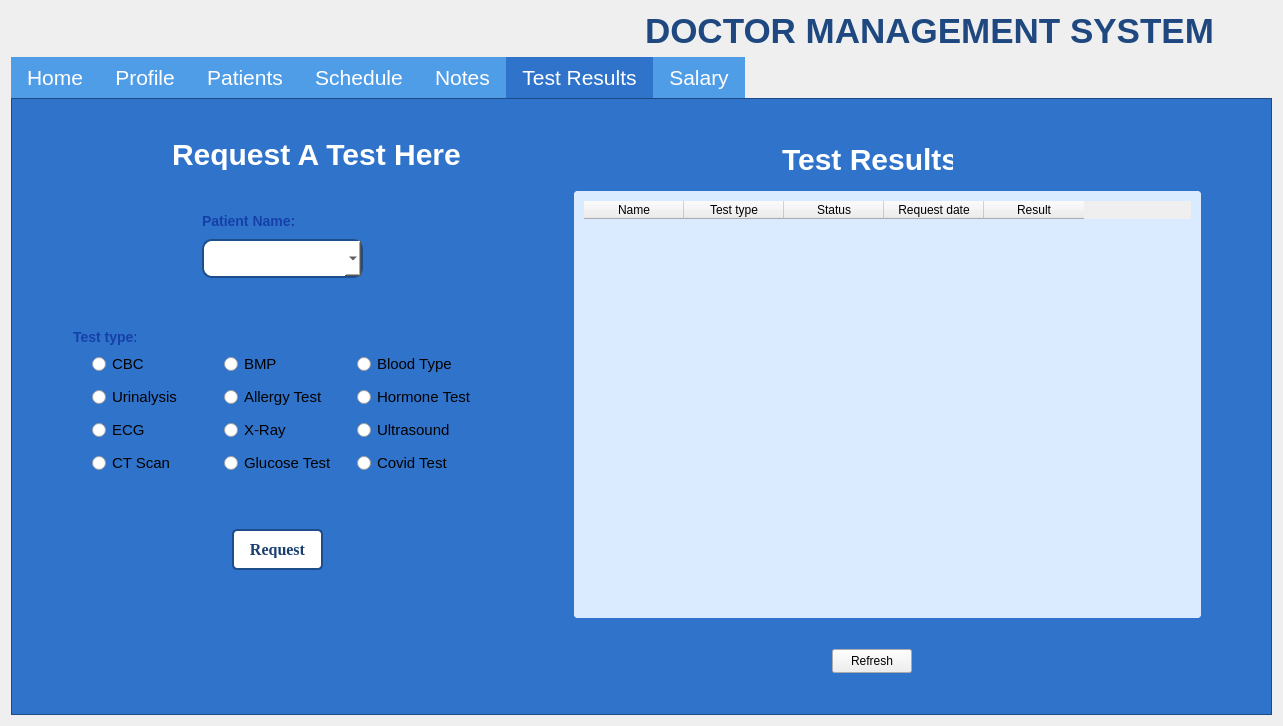
Qt form ACTUAL_PROJECTY/docwindow.ui (Ezi0567/Hospital_Management_System-QT-6.6.0) before a commit.
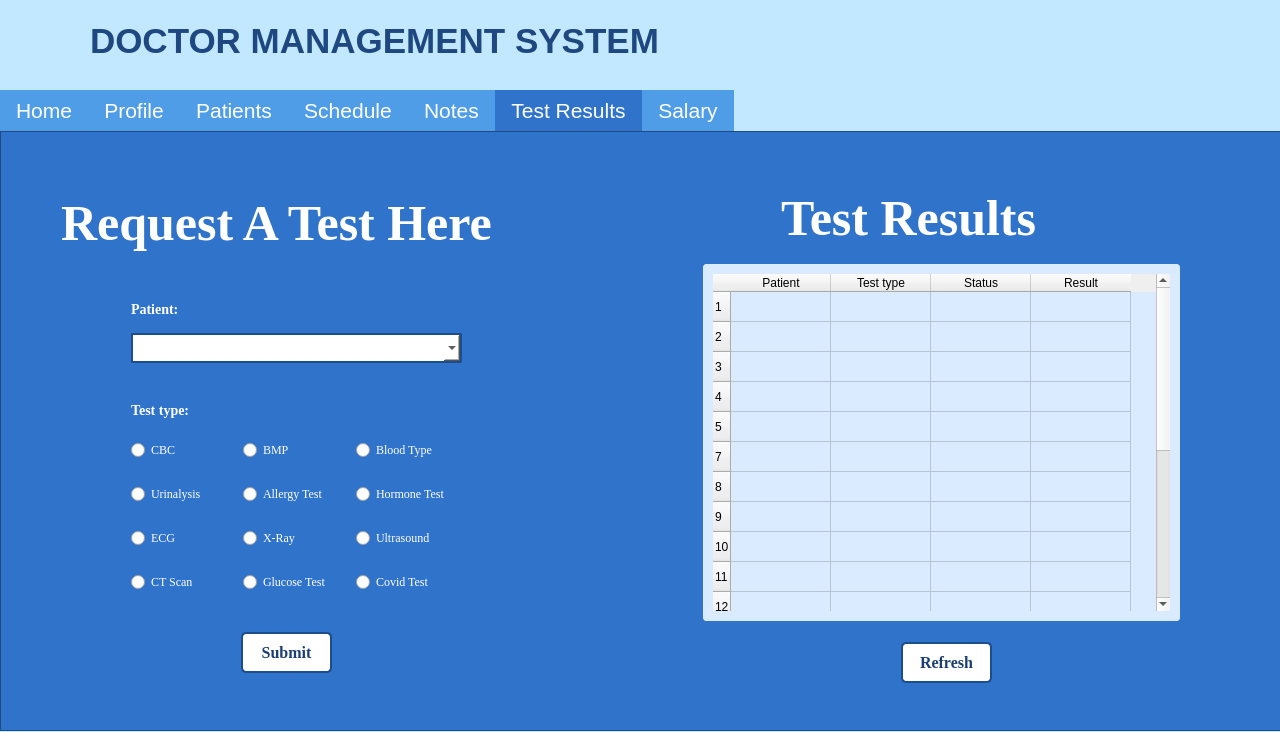
The same form after that commit. The open tabs and pages were chosen to show the change.

```diff
--- a/ACTUAL_PROJECTY/docwindow.ui
+++ b/ACTUAL_PROJECTY/docwindow.ui
@@ -6,49 +6,28 @@
    <rect>
     <x>0</x>
     <y>0</y>
-    <width>1283</width>
-    <height>726</height>
+    <width>1280</width>
+    <height>732</height>
    </rect>
   </property>
   <property name="windowTitle">
    <string>Dialog</string>
   </property>
-  <layout class="QGridLayout" name="gridLayout_3">
-   <item row="0" column="1">
-    <widget class="QLabel" name="label_2">
-     <property name="font">
-      <font>
-       <family>Segoe UI</family>
-       <pointsize>-1</pointsize>
-       <bold>true</bold>
-      </font>
-     </property>
      <property name="styleSheet">
-      <string notr="true">
-QLabel {
-    color: rgb(30, 72, 127);
-    font-size: 35px; 
-    font-weight: bold;
-    font-family: 'Segoe UI', Tahoma, Geneva, Verdana, sans-serif; 
-}
-
-QLabel:hover {
-    color: rgb(48, 115, 203);
-    text-decoration: underline; 
-}
-
-QLabel {
-    text-shadow: 2px 2px 4px rgba(0, 0, 0, 0.3); =-
+   <string notr="true">QDialog {
+  background-color: rgb(194, 232, 255);
 }
 </string>
      </property>
-     <property name="text">
-      <string>DOCTOR MANAGEMENT SYSTEM</string>
-     </property>
-    </widget>
-   </item>
-   <item row="1" column="0" colspan="2">
     <widget class="QTabWidget" name="tabWidget">
+   <property name="geometry">
+    <rect>
+     <x>0</x>
+     <y>90</y>
+     <width>1281</width>
+     <height>641</height>
+    </rect>
+   </property>
      <property name="font">
       <font>
        <family>Arial</family>
@@ -452,14 +431,57 @@
 </string>
        </property>
        <property name="text">
-        <string/>
-       </property>
-       <property name="placeholderText">
-        <string>Search</string>
-       </property>
-      </widget>
-     </widget>
-     <widget class="QWidget" name="tab_3">
+      <string>Search here...</string>
+     </property>
+    </widget>
+    <widget class="QPushButton" name="pushButton_2">
+     <property name="geometry">
+      <rect>
+       <x>570</x>
+       <y>530</y>
+       <width>91</width>
+       <height>41</height>
+      </rect>
+     </property>
+     <property name="font">
+      <font>
+       <family>Times New Roman</family>
+       <pointsize>-1</pointsize>
+       <bold>true</bold>
+      </font>
+     </property>
+     <property name="styleSheet">
+      <string notr="true">QPushButton 
+{
+background-color: rgb(255, 255, 255); 
+color: rgb(26, 63, 111); 
+border: 2px solid rgb(29, 78, 139);
+border-radius: 5px; 
+padding: 10px 10px; 
+font-size: 16px;
+font-weight: bold;
+cursor: pointer; 
+transition: background-color 0.3s ease, box-shadow 0.3s ease;
+}
+QPushButton:hover 
+{
+background-color: rgb(219, 235, 255); 
+box-shadow: 0 4px 8px rgba(0, 0, 0, 0.1); 
+}
+QPushButton:pressed 
+{
+background-color: rgb(45, 108, 190); 
+color: rgb(255, 255, 255);
+box-shadow: 0 2px 4px rgba(0, 0, 0, 0.1); 
+}
+</string>
+     </property>
+     <property name="text">
+      <string>Refresh</string>
+     </property>
+    </widget>
+   </widget>
+   <widget class="QWidget" name="Monday">
       <attribute name="title">
        <string>Schedule</string>
       </attribute>
@@ -883,10 +905,10 @@
       <widget class="QTableWidget" name="tableWidget_3">
        <property name="geometry">
         <rect>
-         <x>550</x>
-         <y>80</y>
-         <width>631</width>
-         <height>431</height>
+       <x>690</x>
+       <y>120</y>
+       <width>481</width>
+       <height>361</height>
         </rect>
        </property>
        <property name="font">
@@ -916,9 +938,104 @@
 }
 </string>
        </property>
+     <row>
+      <property name="text">
+       <string>1</string>
+      </property>
+     </row>
+     <row>
+      <property name="text">
+       <string>2</string>
+      </property>
+     </row>
+     <row>
+      <property name="text">
+       <string>3</string>
+      </property>
+     </row>
+     <row>
+      <property name="text">
+       <string>4</string>
+      </property>
+     </row>
+     <row>
+      <property name="text">
+       <string>5</string>
+      </property>
+     </row>
+     <row>
+      <property name="text">
+       <string>7</string>
+      </property>
+     </row>
+     <row>
+      <property name="text">
+       <string>8</string>
+      </property>
+     </row>
+     <row>
+      <property name="text">
+       <string>9</string>
+      </property>
+     </row>
+     <row>
+      <property name="text">
+       <string>10</string>
+      </property>
+     </row>
+     <row>
+      <property name="text">
+       <string>11</string>
+      </property>
+     </row>
+     <row>
+      <property name="text">
+       <string>12</string>
+      </property>
+     </row>
+     <row>
+      <property name="text">
+       <string>13</string>
+      </property>
+     </row>
+     <row>
+      <property name="text">
+       <string>14</string>
+      </property>
+     </row>
+     <row>
+      <property name="text">
+       <string>15</string>
+      </property>
+     </row>
+     <row>
+      <property name="text">
+       <string>16</string>
+      </property>
+     </row>
+     <row>
+      <property name="text">
+       <string>17</string>
+      </property>
+     </row>
+     <row>
+      <property name="text">
+       <string>18</string>
+      </property>
+     </row>
+     <row>
+      <property name="text">
+       <string>19</string>
+      </property>
+     </row>
+     <row>
+      <property name="text">
+       <string>20</string>
+      </property>
+     </row>
        <column>
         <property name="text">
-         <string>Name</string>
+       <string>Patient</string>
         </property>
        </column>
        <column>
@@ -931,76 +1048,32 @@
          <string>Status</string>
         </property>
        </column>
-       <column>
-        <property name="text">
-         <string>Request date</string>
-        </property>
-       </column>
        <column>
         <property name="text">
          <string>Result</string>
         </property>
        </column>
       </widget>
-      <widget class="QPushButton" name="pushButton_4">
-       <property name="geometry">
-        <rect>
-         <x>210</x>
-         <y>420</y>
-         <width>91</width>
-         <height>41</height>
-        </rect>
-       </property>
-       <property name="font">
-        <font>
-         <family>Times New Roman</family>
-         <pointsize>-1</pointsize>
-         <bold>true</bold>
-        </font>
-       </property>
-       <property name="styleSheet">
-        <string notr="true">QPushButton 
-{
-background-color: rgb(255, 255, 255); 
-color: rgb(26, 63, 111); 
-border: 2px solid rgb(29, 78, 139);
-border-radius: 5px; 
-padding: 10px 10px; 
-font-size: 16px;
-font-weight: bold;
-cursor: pointer; 
-transition: background-color 0.3s ease, box-shadow 0.3s ease;
-}
-QPushButton:hover 
-{
-background-color: rgb(219, 235, 255); 
-box-shadow: 0 4px 8px rgba(0, 0, 0, 0.1); 
-}
-QPushButton:pressed 
-{
-background-color: rgb(45, 108, 190); 
-color: rgb(255, 255, 255);
-box-shadow: 0 2px 4px rgba(0, 0, 0, 0.1); 
-}
-</string>
-       </property>
-       <property name="text">
-        <string>Request</string>
-       </property>
-      </widget>
       <widget class="QLabel" name="label_4">
        <property name="geometry">
         <rect>
-         <x>760</x>
-         <y>30</y>
-         <width>171</width>
-         <height>41</height>
-        </rect>
-       </property>
+       <x>770</x>
+       <y>50</y>
+       <width>331</width>
+       <height>51</height>
+      </rect>
+     </property>
+     <property name="font">
+      <font>
+       <family>Georgia</family>
+       <pointsize>-1</pointsize>
+       <bold>true</bold>
+      </font>
+     </property>
        <property name="styleSheet">
         <string notr="true">QLabel {
 color: rgb(255, 255, 255);
-font-size: 30px; 
+font-size: 50px; 
 font-weight: bold;
 }
 
@@ -1016,16 +1089,23 @@
       <widget class="QLabel" name="label_5">
        <property name="geometry">
         <rect>
-         <x>150</x>
-         <y>30</y>
-         <width>291</width>
-         <height>31</height>
-        </rect>
-       </property>
+       <x>50</x>
+       <y>50</y>
+       <width>541</width>
+       <height>61</height>
+      </rect>
+     </property>
+     <property name="font">
+      <font>
+       <family>Georgia</family>
+       <pointsize>-1</pointsize>
+       <bold>true</bold>
+      </font>
+     </property>
        <property name="styleSheet">
         <string notr="true">QLabel {
 color: rgb(255, 255, 255);
-font-size: 30px; 
+font-size: 50px; 
 font-weight: bold;
 }
 
@@ -1038,29 +1118,210 @@
         <string>Request A Test Here</string>
        </property>
       </widget>
+    <widget class="QPushButton" name="pushButton_4">
+     <property name="geometry">
+      <rect>
+       <x>230</x>
+       <y>490</y>
+       <width>91</width>
+       <height>41</height>
+      </rect>
+     </property>
+     <property name="font">
+      <font>
+       <family>Times New Roman</family>
+       <pointsize>-1</pointsize>
+       <bold>true</bold>
+      </font>
+     </property>
+     <property name="styleSheet">
+      <string notr="true">QPushButton 
+{
+background-color: rgb(255, 255, 255); 
+color: rgb(26, 63, 111); 
+border: 2px solid rgb(29, 78, 139);
+border-radius: 5px; 
+padding: 10px 10px; 
+font-size: 16px;
+font-weight: bold;
+cursor: pointer; 
+transition: background-color 0.3s ease, box-shadow 0.3s ease;
+}
+QPushButton:hover 
+{
+background-color: rgb(219, 235, 255); 
+box-shadow: 0 4px 8px rgba(0, 0, 0, 0.1); 
+}
+QPushButton:pressed 
+{
+background-color: rgb(45, 108, 190); 
+color: rgb(255, 255, 255);
+box-shadow: 0 2px 4px rgba(0, 0, 0, 0.1); 
+}
+</string>
+     </property>
+     <property name="text">
+      <string>Submit</string>
+     </property>
+    </widget>
+    <widget class="QPushButton" name="pushButton_7">
+     <property name="geometry">
+      <rect>
+       <x>890</x>
+       <y>500</y>
+       <width>91</width>
+       <height>41</height>
+      </rect>
+     </property>
+     <property name="font">
+      <font>
+       <family>Times New Roman</family>
+       <pointsize>-1</pointsize>
+       <bold>true</bold>
+      </font>
+     </property>
+     <property name="styleSheet">
+      <string notr="true">QPushButton 
+{
+background-color: rgb(255, 255, 255); 
+color: rgb(26, 63, 111); 
+border: 2px solid rgb(29, 78, 139);
+border-radius: 5px; 
+padding: 10px 10px; 
+font-size: 16px;
+font-weight: bold;
+cursor: pointer; 
+transition: background-color 0.3s ease, box-shadow 0.3s ease;
+}
+QPushButton:hover 
+{
+background-color: rgb(219, 235, 255); 
+box-shadow: 0 4px 8px rgba(0, 0, 0, 0.1); 
+}
+QPushButton:pressed 
+{
+background-color: rgb(45, 108, 190); 
+color: rgb(255, 255, 255);
+box-shadow: 0 2px 4px rgba(0, 0, 0, 0.1); 
+}
+</string>
+     </property>
+     <property name="text">
+      <string>Refresh</string>
+     </property>
+    </widget>
       <widget class="QWidget" name="layoutWidget">
        <property name="geometry">
         <rect>
-         <x>70</x>
-         <y>240</y>
-         <width>391</width>
-         <height>132</height>
+       <x>120</x>
+       <y>150</y>
+       <width>331</width>
+       <height>71</height>
+      </rect>
+     </property>
+     <layout class="QGridLayout" name="gridLayout">
+      <item row="0" column="0">
+       <widget class="QLabel" name="label_19">
+        <property name="font">
+         <font>
+          <family>Georgia</family>
+          <pointsize>-1</pointsize>
+          <bold>true</bold>
+         </font>
+        </property>
+        <property name="styleSheet">
+         <string notr="true">QLabel {
+color: rgb(255, 255, 255);
+font-size: 14px; 
+font-weight: bold;
+}
+
+QLabel {
+text-shadow: 2px rgb(12, 29, 52); 
+}
+</string>
+        </property>
+        <property name="text">
+         <string>Patient:</string>
+        </property>
+       </widget>
+      </item>
+      <item row="1" column="0">
+       <widget class="QComboBox" name="comboBox_3">
+        <property name="styleSheet">
+         <string notr="true">QComboBox {
+    background-color: rgb(255, 255, 255); 
+    border: 2px solid rgb(29, 78, 139); 
+    border-radius: 2px; 
+    padding: 5 px; 
+    font-size: 14 px; 
+    color: rgb(0, 0, 0); 
+}
+
+QComboBox:hover {
+    background-color:rgb(219, 235, 255); 
+}
+</string>
+        </property>
+       </widget>
+      </item>
+     </layout>
+    </widget>
+    <widget class="QLabel" name="label_18">
+     <property name="geometry">
+      <rect>
+       <x>120</x>
+       <y>260</y>
+       <width>73</width>
+       <height>16</height>
+      </rect>
+     </property>
+     <property name="font">
+      <font>
+       <family>Georgia</family>
+       <pointsize>-1</pointsize>
+       <bold>true</bold>
+      </font>
+     </property>
+     <property name="styleSheet">
+      <string notr="true">QLabel {
+color: rgb(255, 255, 255);
+font-size: 14px; 
+font-weight: bold;
+}
+
+QLabel {
+text-shadow: 2px rgb(12, 29, 52); 
+}
+</string>
+     </property>
+     <property name="text">
+      <string>Test type:</string>
+     </property>
+    </widget>
+    <widget class="QWidget" name="layoutWidget">
+     <property name="geometry">
+      <rect>
+       <x>120</x>
+       <y>280</y>
+       <width>331</width>
+       <height>191</height>
         </rect>
        </property>
        <layout class="QVBoxLayout" name="verticalLayout">
         <item>
          <layout class="QHBoxLayout" name="horizontalLayout_2">
           <item>
-           <widget class="QRadioButton" name="radioButton_10">
+         <widget class="QRadioButton" name="radioButton">
             <property name="font">
              <font>
-              <pointsize>11</pointsize>
+            <family>Georgia</family>
              </font>
             </property>
             <property name="styleSheet">
-             <string notr="true">QCheckBox::indicator {
-    width: 16px; /* Adjust the width of the checkbox */
-    height: 16px; /* Adjust the height of the checkbox */
+           <string notr="true">QRadioButton
+{
+color: rgb(255, 255, 255);
 }</string>
             </property>
             <property name="text">
@@ -1069,24 +1330,36 @@
            </widget>
           </item>
           <item>
-           <widget class="QRadioButton" name="radioButton_11">
+         <widget class="QRadioButton" name="radioButton_2">
             <property name="font">
              <font>
-              <pointsize>11</pointsize>
-             </font>
-            </property>
+            <family>Georgia</family>
+           </font>
+          </property>
+          <property name="styleSheet">
+           <string notr="true">QRadioButton
+{
+color: rgb(255, 255, 255);
+}</string>
+          </property>
             <property name="text">
              <string>BMP</string>
             </property>
            </widget>
           </item>
           <item>
-           <widget class="QRadioButton" name="radioButton_12">
+         <widget class="QRadioButton" name="radioButton_3">
             <property name="font">
              <font>
-              <pointsize>11</pointsize>
-             </font>
-            </property>
+            <family>Georgia</family>
+           </font>
+          </property>
+          <property name="styleSheet">
+           <string notr="true">QRadioButton
+{
+color: rgb(255, 255, 255);
+}</string>
+          </property>
             <property name="text">
              <string>Blood Type</string>
             </property>
@@ -1100,9 +1373,15 @@
            <widget class="QRadioButton" name="radioButton_7">
             <property name="font">
              <font>
-              <pointsize>11</pointsize>
-             </font>
-            </property>
+            <family>Georgia</family>
+           </font>
+          </property>
+          <property name="styleSheet">
+           <string notr="true">QRadioButton
+{
+color: rgb(255, 255, 255);
+}</string>
+          </property>
             <property name="text">
              <string>Urinalysis</string>
             </property>
@@ -1112,9 +1391,15 @@
            <widget class="QRadioButton" name="radioButton_8">
             <property name="font">
              <font>
-              <pointsize>11</pointsize>
-             </font>
-            </property>
+            <family>Georgia</family>
+           </font>
+          </property>
+          <property name="styleSheet">
+           <string notr="true">QRadioButton
+{
+color: rgb(255, 255, 255);
+}</string>
+          </property>
             <property name="text">
              <string>Allergy Test</string>
             </property>
@@ -1124,9 +1409,15 @@
            <widget class="QRadioButton" name="radioButton_9">
             <property name="font">
              <font>
-              <pointsize>11</pointsize>
-             </font>
-            </property>
+            <family>Georgia</family>
+           </font>
+          </property>
+          <property name="styleSheet">
+           <string notr="true">QRadioButton
+{
+color: rgb(255, 255, 255);
+}</string>
+          </property>
             <property name="text">
              <string>Hormone Test</string>
             </property>
@@ -1137,36 +1428,54 @@
         <item>
          <layout class="QHBoxLayout" name="horizontalLayout_4">
           <item>
-           <widget class="QRadioButton" name="radioButton">
+         <widget class="QRadioButton" name="radioButton_10">
             <property name="font">
              <font>
-              <pointsize>11</pointsize>
-             </font>
-            </property>
+            <family>Georgia</family>
+           </font>
+          </property>
+          <property name="styleSheet">
+           <string notr="true">QRadioButton
+{
+color: rgb(255, 255, 255);
+}</string>
+          </property>
             <property name="text">
              <string>ECG</string>
             </property>
            </widget>
           </item>
           <item>
-           <widget class="QRadioButton" name="radioButton_2">
+         <widget class="QRadioButton" name="radioButton_11">
             <property name="font">
              <font>
-              <pointsize>11</pointsize>
-             </font>
-            </property>
+            <family>Georgia</family>
+           </font>
+          </property>
+          <property name="styleSheet">
+           <string notr="true">QRadioButton
+{
+color: rgb(255, 255, 255);
+}</string>
+          </property>
             <property name="text">
              <string>X-Ray</string>
             </property>
            </widget>
           </item>
           <item>
-           <widget class="QRadioButton" name="radioButton_3">
+         <widget class="QRadioButton" name="radioButton_12">
             <property name="font">
              <font>
-              <pointsize>11</pointsize>
-             </font>
-            </property>
+            <family>Georgia</family>
+           </font>
+          </property>
+          <property name="styleSheet">
+           <string notr="true">QRadioButton
+{
+color: rgb(255, 255, 255);
+}</string>
+          </property>
             <property name="text">
              <string>Ultrasound</string>
             </property>
@@ -1180,9 +1489,15 @@
            <widget class="QRadioButton" name="radioButton_13">
             <property name="font">
              <font>
-              <pointsize>11</pointsize>
-             </font>
-            </property>
+            <family>Georgia</family>
+           </font>
+          </property>
+          <property name="styleSheet">
+           <string notr="true">QRadioButton
+{
+color: rgb(255, 255, 255);
+}</string>
+          </property>
             <property name="text">
              <string>CT Scan</string>
             </property>
@@ -1192,9 +1507,15 @@
            <widget class="QRadioButton" name="radioButton_14">
             <property name="font">
              <font>
-              <pointsize>11</pointsize>
-             </font>
-            </property>
+            <family>Georgia</family>
+           </font>
+          </property>
+          <property name="styleSheet">
+           <string notr="true">QRadioButton
+{
+color: rgb(255, 255, 255);
+}</string>
+          </property>
             <property name="text">
              <string>Glucose Test</string>
             </property>
@@ -1204,9 +1525,15 @@
            <widget class="QRadioButton" name="radioButton_15">
             <property name="font">
              <font>
-              <pointsize>11</pointsize>
-             </font>
-            </property>
+            <family>Georgia</family>
+           </font>
+          </property>
+          <property name="styleSheet">
+           <string notr="true">QRadioButton
+{
+color: rgb(255, 255, 255);
+}</string>
+          </property>
             <property name="text">
              <string>Covid Test</string>
             </property>
@@ -1216,125 +1543,6 @@
         </item>
        </layout>
       </widget>
-      <widget class="QLabel" name="label_18">
-       <property name="geometry">
-        <rect>
-         <x>51</x>
-         <y>218</y>
-         <width>63</width>
-         <height>19</height>
-        </rect>
-       </property>
-       <property name="font">
-        <font>
-         <pointsize>-1</pointsize>
-         <bold>true</bold>
-        </font>
-       </property>
-       <property name="styleSheet">
-        <string notr="true">QLabel {
-    color: rgb(20, 64, 168); /* Text color */
-    font-size: 14px; /* Font size */
- font-weight: bold;
-}
-
-
-/* Focused state (if applicable) */
-QLabel:focus {
-    outline: none; /* Remove focus outline if not needed */
-}
-
-/* Shadow effect */
-QLabel {
-    text-shadow: 1px 1px 2px #ccc; /* Text shadow for a subtle effect */
-}
-</string>
-       </property>
-       <property name="text">
-        <string>Test type:</string>
-       </property>
-      </widget>
-      <widget class="QWidget" name="layoutWidget">
-       <property name="geometry">
-        <rect>
-         <x>180</x>
-         <y>100</y>
-         <width>161</width>
-         <height>69</height>
-        </rect>
-       </property>
-       <layout class="QGridLayout" name="gridLayout_20">
-        <item row="1" column="0">
-         <widget class="QComboBox" name="comboBox_3">
-          <property name="font">
-           <font>
-            <pointsize>14</pointsize>
-           </font>
-          </property>
-          <property name="styleSheet">
-           <string notr="true">QComboBox {
-    background-color: rgb(255, 255, 255); 
-    border: 2px solid rgb(29, 78, 139); 
-    border-radius: 10px; 
-    padding: 5 px; 
-    font-size: 14 px; 
-    color: rgb(0, 0, 0); 
-}
-
-QComboBox:hover {
-    background-color:rgb(219, 235, 255); 
-}
-
-</string>
-          </property>
-          <item>
-           <property name="text">
-            <string/>
-           </property>
-          </item>
-         </widget>
-        </item>
-        <item row="0" column="0">
-         <widget class="QLabel" name="label_19">
-          <property name="font">
-           <font>
-            <pointsize>-1</pointsize>
-            <bold>true</bold>
-           </font>
-          </property>
-          <property name="styleSheet">
-           <string notr="true">QLabel {
-    color: rgb(20, 64, 168); 
-    font-size: 14px; 
- font-weight: bold;
-}
-
-
-QLabel {
-    text-shadow: 2px rgb(24, 58, 102);
-}
-</string>
-          </property>
-          <property name="text">
-           <string>Patient Name:</string>
-          </property>
-         </widget>
-        </item>
-       </layout>
-      </widget>
-      <widget class="QPushButton" name="pushButton_5">
-       <property name="geometry">
-        <rect>
-         <x>810</x>
-         <y>540</y>
-         <width>80</width>
-         <height>24</height>
-        </rect>
-       </property>
-       <property name="text">
-        <string>Refresh</string>
-       </property>
-      </widget>
      </widget>
      <widget class="QWidget" name="tab_7">
       <attribute name="title">
@@ -1443,8 +1651,46 @@
       </widget>
      </widget>
     </widget>
-   </item>
-  </layout>
+  <widget class="QLabel" name="label_2">
+   <property name="geometry">
+    <rect>
+     <x>90</x>
+     <y>10</y>
+     <width>591</width>
+     <height>61</height>
+    </rect>
+   </property>
+   <property name="font">
+    <font>
+     <family>Segoe UI</family>
+     <pointsize>-1</pointsize>
+     <bold>true</bold>
+    </font>
+   </property>
+   <property name="styleSheet">
+    <string notr="true">
+QLabel {
+    color: rgb(30, 72, 127);
+    font-size: 35px; 
+    font-weight: bold;
+    font-family: 'Segoe UI', Tahoma, Geneva, Verdana, sans-serif; 
+}
+
+QLabel:hover {
+    color: rgb(48, 115, 203);
+    text-decoration: underline; 
+    cursor: pointer; 
+}
+
+QLabel {
+    text-shadow: 2px 2px 4px rgba(0, 0, 0, 0.3); =-
+}
+</string>
+   </property>
+   <property name="text">
+    <string>DOCTOR MANAGEMENT SYSTEM</string>
+   </property>
+  </widget>
  </widget>
  <resources/>
  <connections/>
```
Left out of the diff: 825 changed lines with no effect on the pictures. Lines whose indentation alone changed are shown as unchanged.
